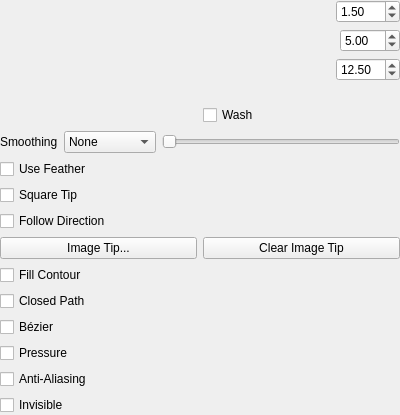
MakiNoAtorie/JustAnimate, file app/ui/strokeoptionswidget.ui: the form before one commit.
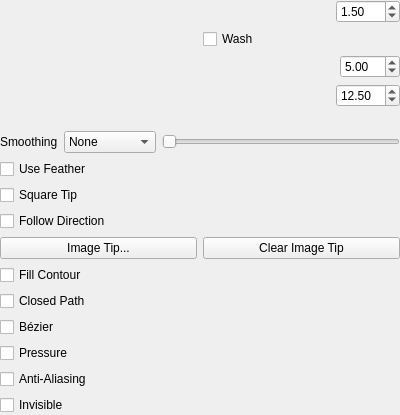
The form after the commit. Custom widgets are drawn as their Qt base class.

Commit message:
Default Layout with the Tool settings strip
Tool settings docks as a strip in the top dock area and lays out its
controls in a row there, in a column at a side or floating; size and
opacity come first. Brush presets, the colour wheel and Palette with
Colour inspector as tabs go on the right; Onion skin is a tab next to
the timeline. Window > Layout lists Draw, Animate, Ink and Reset layout.
Layout version 3 drops saved Layouts once.

Fixes #181

```diff
--- a/app/ui/strokeoptionswidget.ui
+++ b/app/ui/strokeoptionswidget.ui
@@ -68,6 +68,27 @@
      </item>
     </layout>
    </item>
+   <item>
+    <layout class="QHBoxLayout" name="horizontalLayoutOpacity">
+     <item>
+      <widget class="SpinSlider" name="opacitySlider" native="true">
+       <property name="toolTip">
+        <string>Set the alpha of the stroke</string>
+       </property>
+      </widget>
+     </item>
+     <item>
+      <widget class="QCheckBox" name="washBox">
+       <property name="toolTip">
+        <string>Keep overlapping dabs at or below the stroke opacity</string>
+       </property>
+       <property name="text">
+        <string>Wash</string>
+       </property>
+      </widget>
+     </item>
+    </layout>
+   </item>
    <item>
     <layout class="QHBoxLayout" name="horizontalLayout">
      <item>
@@ -167,27 +188,6 @@
      </property>
     </widget>
    </item>
-   <item>
-    <layout class="QHBoxLayout" name="horizontalLayoutOpacity">
-     <item>
-      <widget class="SpinSlider" name="opacitySlider" native="true">
-       <property name="toolTip">
-        <string>Set the alpha of the stroke</string>
-       </property>
-      </widget>
-     </item>
-     <item>
-      <widget class="QCheckBox" name="washBox">
-       <property name="toolTip">
-        <string>Keep overlapping dabs at or below the stroke opacity</string>
-       </property>
-       <property name="text">
-        <string>Wash</string>
-       </property>
-      </widget>
-     </item>
-    </layout>
-   </item>
    <item>
     <layout class="QHBoxLayout" name="horizontalLayout_4" stretch="0,0,1">
      <item>
```
The commit also changes 8 other files.
